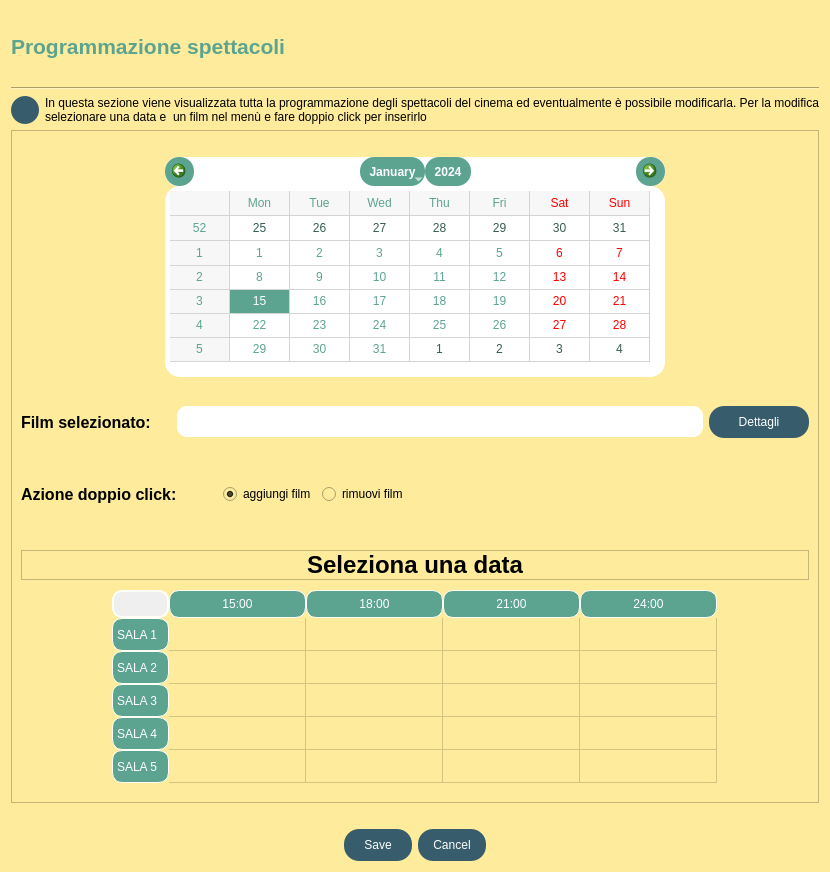
The window that listaFilm/visualizzaProgrammazione/view/ProgrammazioneSpettacoli.ui (StracciaMatteo/GestioneCinema) describes before a commit, drawn with Qt 5.
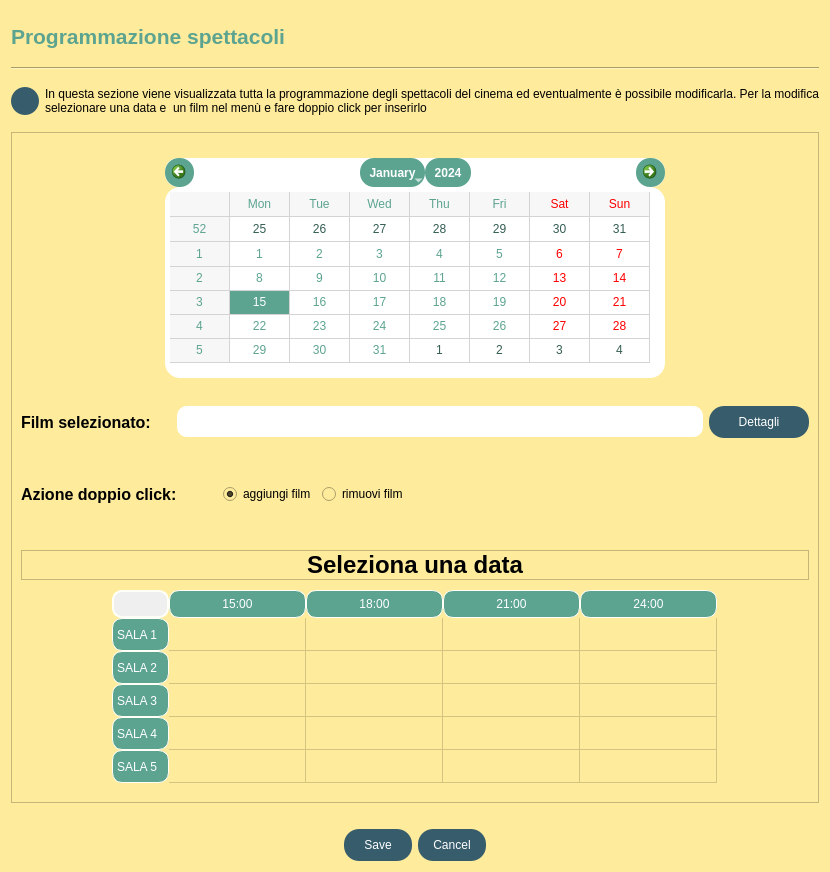
The same window after the commit. Icons and pictures are not drawn.

Diff of the .ui file:
```diff
--- a/listaFilm/visualizzaProgrammazione/view/ProgrammazioneSpettacoli.ui
+++ b/listaFilm/visualizzaProgrammazione/view/ProgrammazioneSpettacoli.ui
@@ -169,13 +169,13 @@
      <property name="minimumSize">
       <size>
        <width>500</width>
-       <height>70</height>
+       <height>50</height>
       </size>
      </property>
      <property name="maximumSize">
       <size>
        <width>16777215</width>
-       <height>70</height>
+       <height>50</height>
       </size>
      </property>
      <property name="font">
@@ -246,6 +246,12 @@
      </item>
      <item>
       <widget class="QLabel" name="label_2">
+       <property name="minimumSize">
+        <size>
+         <width>0</width>
+         <height>50</height>
+        </size>
+       </property>
        <property name="layoutDirection">
         <enum>Qt::LeftToRight</enum>
        </property>
```
